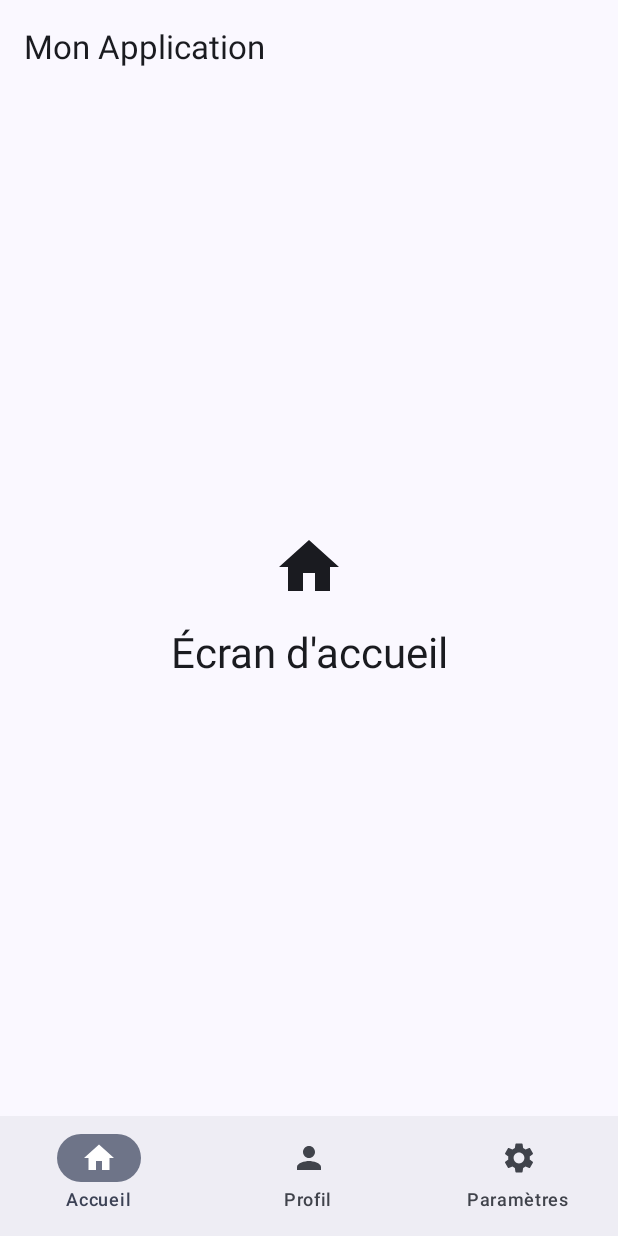
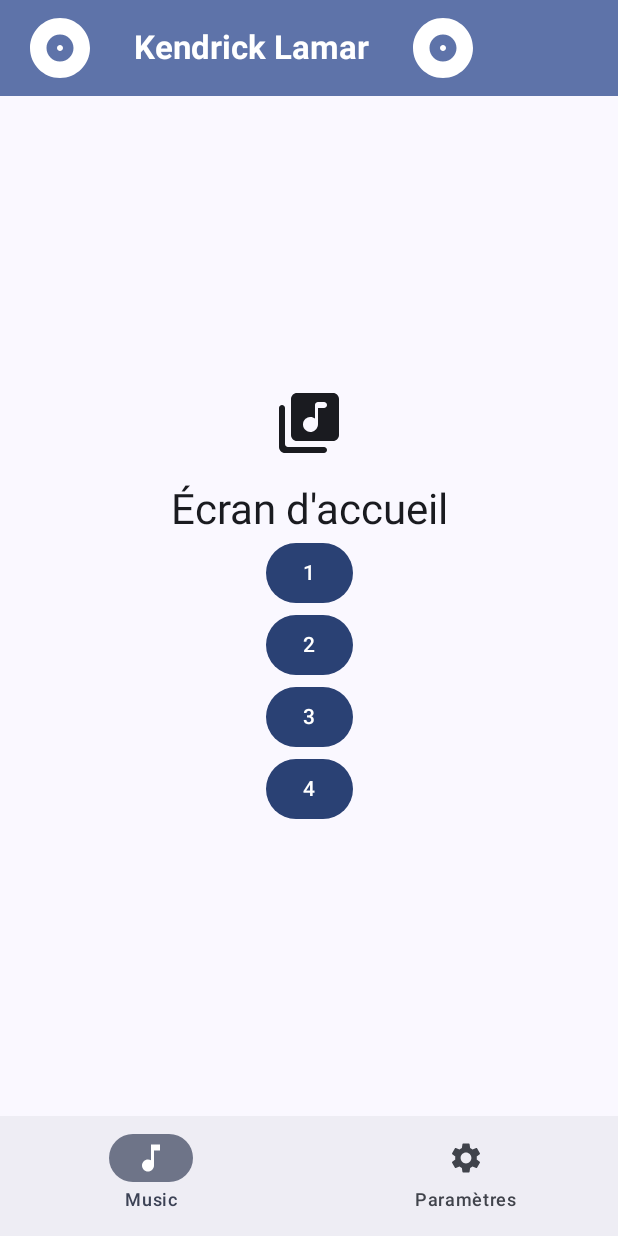
Before and after one commit to AngeloNdiforAcheregwaNdonui/Projet_2377432, an Android app built with Jetpack Compose: the screen it shows after launch (MainActivity), on a phone screen of 412 x 824 dp. Run offline under Robolectric (Android 15) with nearby library versions, the light colour scheme and no system bars.

Commit message:
Ajoutes des icones

```diff
--- a/app/build.gradle.kts
+++ b/app/build.gradle.kts
@@ -51,6 +51,7 @@
     implementation(libs.androidx.material3)
     implementation(libs.androidx.navigation.runtime.ktx)
     implementation(libs.androidx.navigation.compose)
+    implementation(libs.androidx.material.icons.extended)
     testImplementation(libs.junit)
     androidTestImplementation(libs.androidx.junit)
     androidTestImplementation(libs.androidx.espresso.core)
--- a/app/src/main/java/com/example/project_2377432/MainActivity.kt
+++ b/app/src/main/java/com/example/project_2377432/MainActivity.kt
@@ -4,8 +4,10 @@
 import androidx.activity.ComponentActivity
 import androidx.activity.compose.setContent
 import androidx.activity.enableEdgeToEdge
+import androidx.compose.foundation.Image
 import androidx.compose.foundation.layout.Arrangement
 import androidx.compose.foundation.layout.Column
+import androidx.compose.foundation.layout.Row
 import androidx.compose.foundation.layout.Spacer
 import androidx.compose.foundation.layout.fillMaxSize
 import androidx.compose.foundation.layout.height
@@ -13,8 +15,13 @@
 import androidx.compose.foundation.layout.size
 import androidx.compose.material.icons.Icons
 import androidx.compose.material.icons.filled.Home
+import androidx.compose.material.icons.filled.MusicNote
 import androidx.compose.material.icons.filled.Person
 import androidx.compose.material.icons.filled.Settings
+import androidx.compose.material.icons.rounded.Album
+import androidx.compose.material.icons.rounded.LibraryMusic
+import androidx.compose.material.icons.rounded.Mic
+import androidx.compose.material3.Button
 import androidx.compose.material3.ExperimentalMaterial3Api
 import androidx.compose.material3.Icon
 import androidx.compose.material3.MaterialTheme
@@ -24,16 +31,24 @@
 import androidx.compose.material3.Surface
 import androidx.compose.material3.Text
 import androidx.compose.material3.TopAppBar
+import androidx.compose.material3.TopAppBarDefaults
 import androidx.compose.runtime.Composable
 import androidx.compose.runtime.getValue
 import androidx.compose.ui.Alignment
 import androidx.compose.ui.Modifier
 import androidx.compose.ui.graphics.vector.ImageVector
+import androidx.compose.ui.res.painterResource
+import androidx.compose.ui.res.stringResource
+import androidx.compose.ui.text.font.FontWeight
+import androidx.compose.ui.tooling.preview.Preview
 import androidx.compose.ui.unit.dp
+import androidx.navigation.NavController
+import androidx.navigation.NavType
 import androidx.navigation.compose.NavHost
 import androidx.navigation.compose.composable
 import androidx.navigation.compose.currentBackStackEntryAsState
 import androidx.navigation.compose.rememberNavController
+import androidx.navigation.navArgument
 import com.example.project_2377432.ui.theme.Project_2377432Theme
 
 
@@ -43,15 +58,18 @@
     val icon: ImageVector
 ) {
     object Home : Screen(
-        route = "home",
-        title = "Accueil",
-        icon = Icons.Default.Home
+        route = "music",
+        title = "Music",
+        icon = Icons.Default.MusicNote
+
     )
     object Profile : Screen(
-        route = "profile",
+        route = "profile/{userId}",
         title = "Profil",
         icon = Icons.Default.Person
-    )
+    ) {
+        fun createRoute(userId: Int) = "profile/$userId"
+    }
     object Settings : Screen(
         route = "settings",
         title = "Paramètres",
@@ -81,7 +99,7 @@
 }
 
 @Composable
-fun HomeScreen() {
+fun HomeScreen(navController: NavController) {
     Column(
         modifier = Modifier
             .fillMaxSize()
@@ -90,20 +108,41 @@
         verticalArrangement = Arrangement.Center
     ) {
         Icon(
-            Icons.Default.Home,
+            Icons.Rounded.LibraryMusic,
             contentDescription = null,
             modifier = Modifier.size(48.dp)
         )
+
         Spacer(modifier = Modifier.height(16.dp))
+
         Text(
             "Écran d'accueil",
             style = MaterialTheme.typography.headlineMedium
         )
+
+        (1..4).forEach {
+            Button(onClick = {
+                navController.navigate(Screen.Profile.createRoute(userId = it))
+                {
+                    // Évite l'empilement des destinations
+                    popUpTo(navController.graph.startDestinationId) {
+                        saveState = true
+                    }
+                    // Évite les copies multiples de la même destination
+                    launchSingleTop = true
+                    // Restaure l'état lors de la reselection
+                    restoreState = false
+                }
+
+            }) {
+                Text(it.toString())
+            }
+        }
     }
 }
 
 @Composable
-fun ProfileScreen() {
+fun ProfileScreen(userId: Int) {
     Column(
         modifier = Modifier
             .fillMaxSize()
@@ -121,6 +160,11 @@
             "Écran de profil",
             style = MaterialTheme.typography.headlineMedium
         )
+        Text(
+            userId.toString(),
+            style = MaterialTheme.typography.headlineMedium
+        )
+
     }
 }
 
@@ -145,7 +189,7 @@
         )
     }
 }
-
+@Preview
 @OptIn(ExperimentalMaterial3Api::class)
 @Composable
 fun AppNavigation() {
@@ -156,12 +200,38 @@
     Scaffold(
         topBar = {
             TopAppBar(
-                title = { Text("Mon Application") }
+                title = {
+                    Row(
+                        verticalAlignment = Alignment.CenterVertically,
+                        horizontalArrangement = Arrangement.spacedBy(25.dp)
+                    ) {
+                        Icon(
+                            Icons.Rounded.Album,
+                            contentDescription = null,
+                            modifier = Modifier.size(48.dp)
+                        )
+                        Text(
+                            text = ("Kendrick Lamar"),
+                            style = MaterialTheme.typography.titleLarge,
+                            fontWeight = FontWeight.Bold
+                        )
+                        Icon(
+                            Icons.Rounded.Album,
+                            contentDescription = null,
+                            modifier = Modifier.size(48.dp)
+                        )
+                    }
+                },
+                colors = TopAppBarDefaults.topAppBarColors(
+                    containerColor = MaterialTheme.colorScheme.primaryContainer,
+                    titleContentColor = MaterialTheme.colorScheme.onPrimaryContainer,
+                    actionIconContentColor = MaterialTheme.colorScheme.onPrimaryContainer
+                )
             )
         },
         bottomBar = {
             NavigationBar {
-                Screen.items.forEach { screen ->
+                Screen.items.filter { it.title != "Profil" }.forEach { screen ->
                     NavigationBarItem(
                         icon = {
                             Icon(screen.icon, contentDescription = screen.title)
@@ -191,10 +261,14 @@
             modifier = Modifier.padding(paddingValues)
         ) {
             composable(Screen.Home.route) {
-                HomeScreen()
+                HomeScreen(navController)
             }
-            composable(Screen.Profile.route) {
-                ProfileScreen()
+            composable(
+                route = Screen.Profile.route,
+                arguments = listOf(navArgument("userId") { type = NavType.IntType })
+            ) { backStackEntry ->
+                val userId = backStackEntry.arguments?.getInt("userId") ?: 0
+                ProfileScreen(userId)
             }
             composable(Screen.Settings.route) {
                 SettingsScreen()
--- /dev/null
+++ b/app/src/main/res/drawable/baseline_library_music_24.xml
@@ -0,0 +1,5 @@
+<vector xmlns:android="http://schemas.android.com/apk/res/android" android:height="24dp" android:tint="#000000" android:viewportHeight="24" android:viewportWidth="24" android:width="24dp">
+
+    <path android:fillColor="@android:color/white" android:pathData="M20,2L8,2c-1.1,0 -2,0.9 -2,2v12c0,1.1 0.9,2 2,2h12c1.1,0 2,-0.9 2,-2L22,4c0,-1.1 -0.9,-2 -2,-2zM18,7h-3v5.5c0,1.38 -1.12,2.5 -2.5,2.5S10,13.88 10,12.5s1.12,-2.5 2.5,-2.5c0.57,0 1.08,0.19 1.5,0.51L14,5h4v2zM4,6L2,6v14c0,1.1 0.9,2 2,2h14v-2L4,20L4,6z"/>
+
+</vector>
--- a/gradle/libs.versions.toml
+++ b/gradle/libs.versions.toml
@@ -8,12 +8,14 @@
 lifecycleRuntimeKtx = "2.8.7"
 activityCompose = "1.9.3"
 composeBom = "2024.04.01"
+materialIconsExtended = "1.7.5"
 navigationComposeVersion = "2.8.3"
 navigationRuntimeKtx = "2.8.4"
 navigationCompose = "2.8.4"
 
 [libraries]
 androidx-core-ktx = { group = "androidx.core", name = "core-ktx", version.ref = "coreKtx" }
+androidx-material-icons-extended = { module = "androidx.compose.material:material-icons-extended", version.ref = "materialIconsExtended" }
 androidx-navigation-compose-v283 = { module = "androidx.navigation:navigation-compose", version.ref = "navigationComposeVersion" }
 junit = { group = "junit", name = "junit", version.ref = "junit" }
 androidx-junit = { group = "androidx.test.ext", name = "junit", version.ref = "junitVersion" }
```
